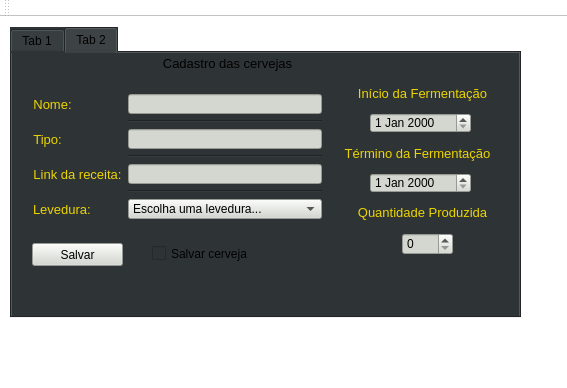
Before: the Qt Designer form mainwindow.ui in calebeof/ThermoBeer, drawn with Qt 5.
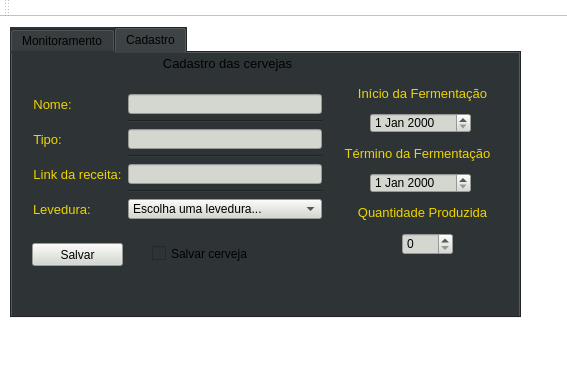
After: the same form once the commit is applied. Icons and pictures are not drawn.

Commit message: Editado títulos dos tabs

```diff
--- a/mainwindow.ui
+++ b/mainwindow.ui
@@ -53,7 +53,7 @@
     </property>
     <widget class="QWidget" name="tab_connect">
      <attribute name="title">
-      <string>Tab 1</string>
+      <string>Monitoramento</string>
      </attribute>
      <widget class="QWidget" name="formLayoutWidget">
       <property name="geometry">
@@ -277,7 +277,7 @@
     </widget>
     <widget class="QWidget" name="tab_cadastro">
      <attribute name="title">
-      <string>Tab 2</string>
+      <string>Cadastro</string>
      </attribute>
      <widget class="QWidget" name="formLayoutWidget_2">
       <property name="geometry">
```
